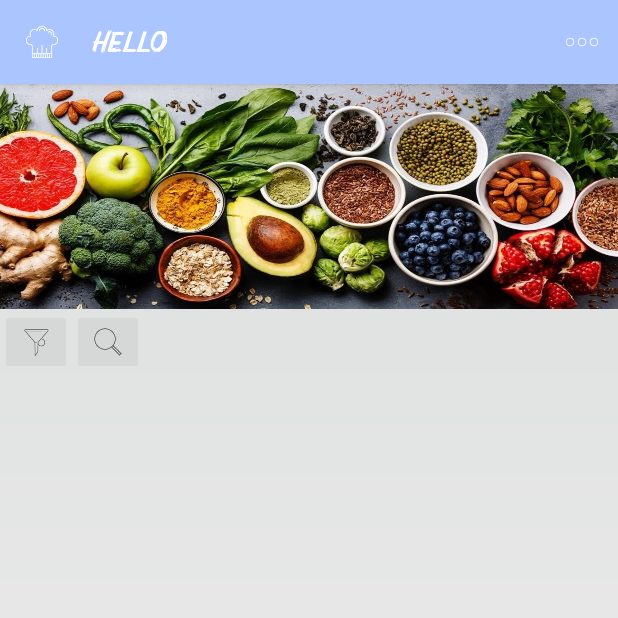
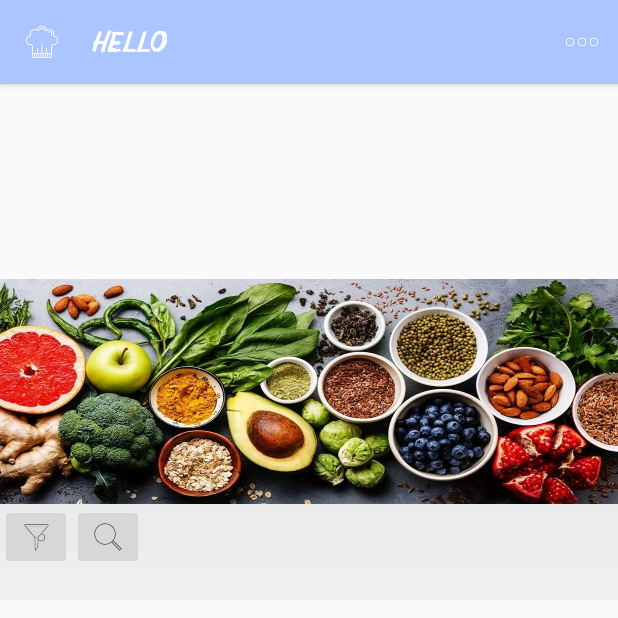
Before and after one commit to AviErel/MyCookBook, an Android app: the DisplayData screen opened directly, with no data from a screen before it, on a phone screen of 412 x 824 dp, the top half of it. Run offline under Robolectric (Android 15) with nearby library versions, the phone set to English and light mode, and no system bars; our stand-ins replace AdMob, Firebase (no records; nobody signed in at launch, a user with empty details on screens opened directly); 1 statement that could not run was skipped.

Commit message:
fourth reject search/filter show disappear

```diff
--- a/app/src/main/res/layout/activity_display_data.xml
+++ b/app/src/main/res/layout/activity_display_data.xml
@@ -3,17 +3,24 @@
     xmlns:android="http://schemas.android.com/apk/res/android"
     xmlns:app="http://schemas.android.com/apk/res-auto"
     android:layout_width="match_parent"
-    android:layout_height="match_parent">
+    android:layout_height="match_parent"
+    >
 
     <androidx.appcompat.widget.LinearLayoutCompat
+            android:id="@+id/displayMain"
             xmlns:android="http://schemas.android.com/apk/res/android"
             xmlns:app="http://schemas.android.com/apk/res-auto"
             xmlns:tools="http://schemas.android.com/tools"
             android:layout_width="match_parent"
-        android:layout_height="match_parent"
+            android:layout_height="wrap_content"
             tools:context=".DisplayData"
             android:orientation="vertical"
-        android:background="@drawable/design">
+            android:background="@drawable/design"
+            app:layout_constraintTop_toTopOf="parent"
+            app:layout_constraintBottom_toTopOf="@+id/adView"
+            app:layout_constraintEnd_toEndOf="parent"
+            app:layout_constraintStart_toStartOf="parent"
+            >
 
             <include layout="@layout/activity_base"/>
 
@@ -153,10 +160,22 @@
         android:layout_gravity="bottom"
         ads:adSize="BANNER"
         ads:adUnitId="ca-app-pub-3940256099942544/6300978111"
-        app:layout_constraintBottom_toBottomOf="parent"
+        app:layout_constraintTop_toBottomOf="@+id/displayMain"
+        app:layout_constraintBottom_toTopOf="@+id/bottomMargin"
         app:layout_constraintEnd_toEndOf="parent"
         app:layout_constraintStart_toStartOf="parent"
         >
     </com.google.android.gms.ads.AdView>
 
+    <LinearLayout
+        android:layout_width="match_parent"
+        android:layout_height="50px"
+        android:id="@+id/bottomMargin"
+        app:layout_constraintTop_toBottomOf="@+id/adView"
+        app:layout_constraintBottom_toBottomOf="parent"
+        app:layout_constraintEnd_toEndOf="parent"
+        app:layout_constraintStart_toStartOf="parent"
+        android:orientation="horizontal"
+        />
+
 </androidx.constraintlayout.widget.ConstraintLayout>
--- a/app/src/main/res/layout/activity_save_recipe.xml
+++ b/app/src/main/res/layout/activity_save_recipe.xml
@@ -1,5 +1,6 @@
 <?xml version="1.0" encoding="utf-8"?>
-<androidx.constraintlayout.widget.ConstraintLayout xmlns:android="http://schemas.android.com/apk/res/android"
+<androidx.constraintlayout.widget.ConstraintLayout
+    xmlns:android="http://schemas.android.com/apk/res/android"
     xmlns:app="http://schemas.android.com/apk/res-auto"
     android:layout_width="match_parent"
     android:layout_height="match_parent">
```
Lines whose indentation alone changed are shown as unchanged.
